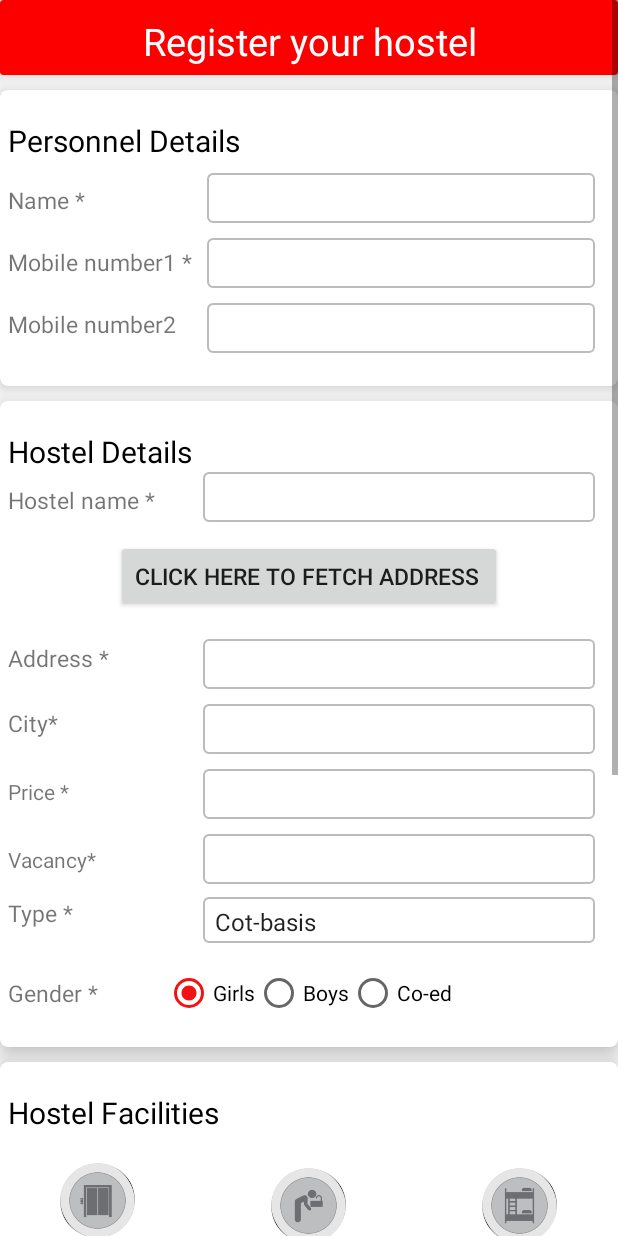
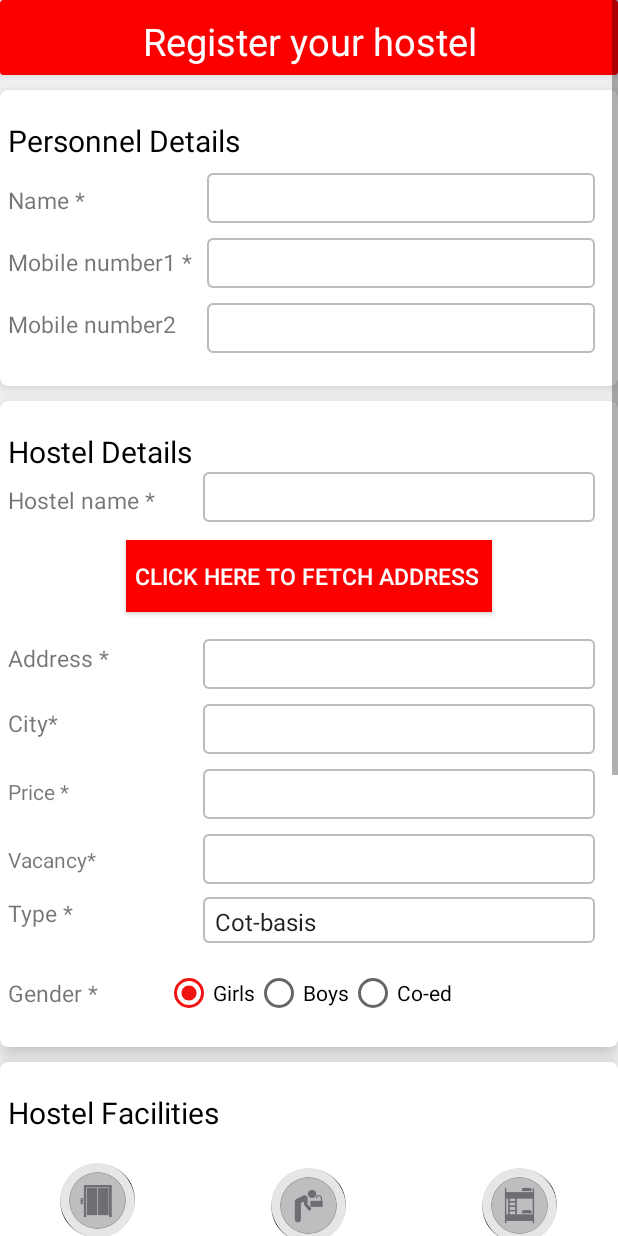
Before and after one commit to Akshay1213/congenial-octo-computing-machine, an Android app: the Hostel_Registeration screen opened directly, with no data from a screen before it, on a phone screen of 412 x 824 dp. Run offline under Robolectric (Android 15) with nearby library versions, the phone set to English and light mode, and no system bars; our stand-ins replace Volley; network calls fail.

Commit message:
upadted fetch address with colors

```diff
--- a/app/src/main/java/com/xoxytech/ostello/Hostel_Registeration.java
+++ b/app/src/main/java/com/xoxytech/ostello/Hostel_Registeration.java
@@ -8,6 +8,7 @@ import android.content.DialogInterface;
 import android.content.Intent;
 import android.content.SharedPreferences;
 import android.content.pm.PackageManager;
+import android.graphics.Color;
 import android.location.Location;
 import android.location.LocationListener;
 import android.location.LocationManager;
@@ -69,7 +70,6 @@ public class Hostel_Registeration extends AppCompatActivity implements LocationL
 
 
         editText_ownername = (EditText) findViewById(R.id.editTextusername);
-
         queue = Volley.newRequestQueue(Hostel_Registeration.this);
         url = "http://ostallo.com/ostello/addhostel.php";
         submit = (Button) findViewById(R.id.button1);
--- a/app/src/main/java/com/xoxytech/ostello/ManageHostels2.java
+++ b/app/src/main/java/com/xoxytech/ostello/ManageHostels2.java
@@ -270,7 +270,7 @@ public class ManageHostels2 extends AppCompatActivity {
 
                     AlertDialog.Builder alertDialog = new AlertDialog.Builder(ManageHostels2.this);
 
-                    alertDialog.setMessage("Hostel update Successfully. ");
+                    alertDialog.setMessage("Hostel updated Successfully. ");
 
                     alertDialog.setPositiveButton(
                             "OK",
--- a/app/src/main/res/layout-large/activity_hostel__registeration.xml
+++ b/app/src/main/res/layout-large/activity_hostel__registeration.xml
@@ -259,6 +259,9 @@
                     android:layout_marginStart="5dp"
                     android:layout_marginTop="10dp"
                     android:foregroundGravity="center"
+                    android:background="@color/colorPrimaryDark"
+                    android:textColor="@color/white"
+                    android:padding="5dp"
                     android:gravity="center"
                     android:text="click here to Fetch Address "
                     android:textSize="15dp" />
--- a/app/src/main/res/layout-normal/activity_hostel__registeration.xml
+++ b/app/src/main/res/layout-normal/activity_hostel__registeration.xml
@@ -259,6 +259,9 @@
                     android:layout_marginStart="5dp"
                     android:layout_marginTop="10dp"
                     android:foregroundGravity="center"
+                    android:background="@color/colorPrimaryDark"
+                    android:textColor="@color/white"
+                    android:padding="5dp"
                     android:gravity="center"
                     android:text="click here to Fetch Address "
                     android:textSize="15dp" />
--- a/app/src/main/res/layout-xlarge/activity_hostel__registeration.xml
+++ b/app/src/main/res/layout-xlarge/activity_hostel__registeration.xml
@@ -260,6 +260,9 @@
                     android:layout_marginTop="10dp"
                     android:foregroundGravity="center"
                     android:gravity="center"
+                    android:background="@color/colorPrimaryDark"
+                    android:textColor="@color/white"
+                    android:padding="5dp"
                     android:text="Fetch Address "
                     android:textSize="15dp" />
                 <TextView
--- a/app/src/main/res/layout/activity_confirm__password.xml
+++ b/app/src/main/res/layout/activity_confirm__password.xml
@@ -71,7 +71,7 @@
                     android:focusableInTouchMode="true"
                     android:gravity="center"
                     android:hint="Confirm password "
-                    android:imeActionId="@+id/login"
+
                     android:imeActionLabel="@string/action_sign_in_short"
 
                     android:inputType="textPassword"
--- a/app/src/main/res/layout/activity_get_location.xml
+++ b/app/src/main/res/layout/activity_get_location.xml
@@ -9,7 +9,7 @@
         android:id="@+id/header"
         android:layout_width="match_parent"
         android:layout_height="wrap_content"
-        android:background="@color/colorPrimary"
+        android:background="@color/colorAccent"
         android:orientation="vertical"
         android:paddingBottom="@dimen/activity_vertical_margin"
         android:paddingTop="@dimen/activity_vertical_margin">
@@ -103,7 +103,7 @@
                         android:layout_gravity="center_vertical"
                         android:layout_marginLeft="@dimen/items_inbetween"
                         android:text="Click here to fetch hostel location"
-                        android:textColor="@color/colorPrimary"
+                        android:textColor="@color/colorAccent"
                         android:textSize="18dp" />
 
                 </LinearLayout>
--- a/app/src/main/res/layout/activity_hostel__registeration.xml
+++ b/app/src/main/res/layout/activity_hostel__registeration.xml
@@ -258,6 +258,9 @@
                     android:layout_marginBottom="10dp"
                     android:layout_marginStart="5dp"
                     android:layout_marginTop="10dp"
+                    android:background="@color/colorPrimaryDark"
+                    android:textColor="@color/white"
+                    android:padding="5dp"
                     android:foregroundGravity="center"
                     android:gravity="center"
                     android:text="click here to Fetch Address "
```
Also changed, not shown: app/src/main/java/com/xoxytech/ostello/ManageHostels.java (+10 -2 lines).
